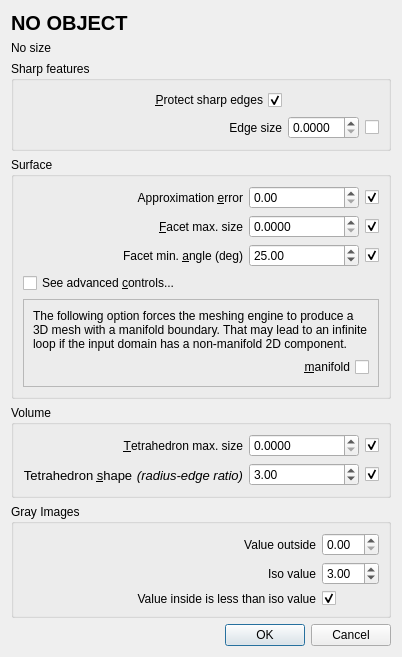
Above: Polyhedron/demo/Polyhedron/Plugins/Mesh_3/Meshing_dialog.ui from CGAL/cgal before the change. Below: the same form after it.
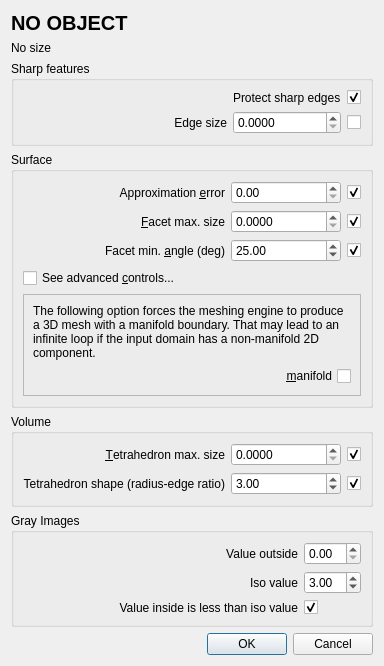
That is the form after the change.

Commit message: cosmetic layout improvement

Patch:
```diff
--- a/Polyhedron/demo/Polyhedron/Plugins/Mesh_3/Meshing_dialog.ui
+++ b/Polyhedron/demo/Polyhedron/Plugins/Mesh_3/Meshing_dialog.ui
@@ -56,19 +56,6 @@
       <string>Sharp features</string>
      </property>
      <layout class="QGridLayout" name="gridLayout" columnstretch="2,0,0">
-      <item row="0" column="0">
-       <widget class="QCheckBox" name="protect">
-        <property name="layoutDirection">
-         <enum>Qt::RightToLeft</enum>
-        </property>
-        <property name="text">
-         <string>&amp;Protect sharp edges</string>
-        </property>
-        <property name="checked">
-         <bool>true</bool>
-        </property>
-       </widget>
-      </item>
       <item row="1" column="0">
        <widget class="QLabel" name="edgeLabel">
         <property name="text">
@@ -99,6 +86,26 @@
         </property>
        </widget>
       </item>
+      <item row="0" column="2">
+       <widget class="QCheckBox" name="protect">
+        <property name="layoutDirection">
+         <enum>Qt::RightToLeft</enum>
+        </property>
+        <property name="text">
+         <string/>
+        </property>
+        <property name="checked">
+         <bool>true</bool>
+        </property>
+       </widget>
+      </item>
+      <item row="0" column="1">
+       <widget class="QLabel" name="protectLabel">
+        <property name="text">
+         <string>Protect sharp edges</string>
+        </property>
+       </widget>
+      </item>
      </layout>
     </widget>
    </item>
@@ -343,11 +350,7 @@
       <item row="1" column="0">
        <widget class="QLabel" name="label_2">
         <property name="text">
-         <string>&lt;!DOCTYPE HTML PUBLIC &quot;-//W3C//DTD HTML 4.0//EN&quot; &quot;http://www.w3.org/TR/REC-html40/strict.dtd&quot;&gt;
-&lt;html&gt;&lt;head&gt;&lt;meta name=&quot;qrichtext&quot; content=&quot;1&quot; /&gt;&lt;style type=&quot;text/css&quot;&gt;
-p, li { white-space: pre-wrap; }
-&lt;/style&gt;&lt;/head&gt;&lt;body style=&quot; font-family:'Sans Serif'; font-size:10pt; font-weight:400; font-style:normal;&quot;&gt;
-&lt;p style=&quot; margin-top:0px; margin-bottom:0px; margin-left:0px; margin-right:0px; -qt-block-indent:0; text-indent:0px;&quot;&gt;&lt;span style=&quot; font-family:'Lucida Grande';&quot;&gt;Tetrahedron &amp;amp;shape&lt;/span&gt;&lt;span style=&quot; font-family:'Lucida Grande'; font-size:13pt;&quot;&gt; &lt;/span&gt;&lt;span style=&quot; font-family:'Lucida Grande'; font-style:italic;&quot;&gt;(radius-edge ratio)&lt;/span&gt;&lt;/p&gt;&lt;/body&gt;&lt;/html&gt;</string>
+         <string>Tetrahedron shape (radius-edge ratio)</string>
         </property>
         <property name="alignment">
          <set>Qt::AlignRight|Qt::AlignTrailing|Qt::AlignVCenter</set>
```
Left out of the diff: 1 changed line with no effect on the pictures.
